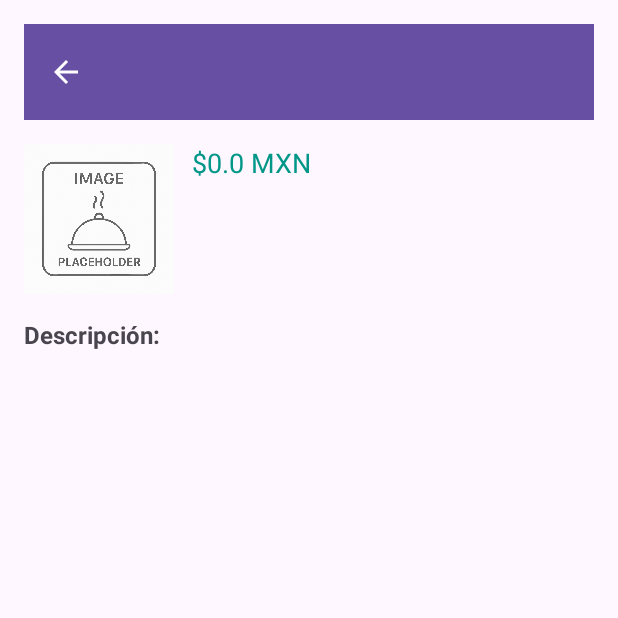
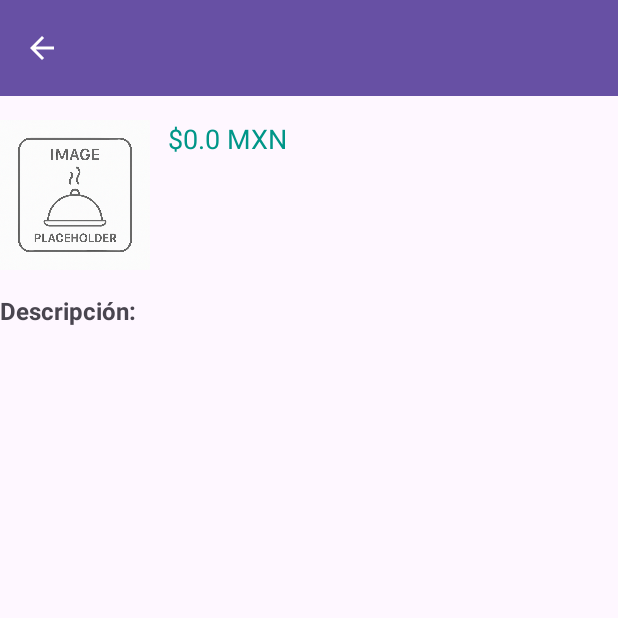
Before and after one commit to franciscoxcode/CDMXGourmet, an Android app: the DishDetailActivity screen opened directly, with no data from a screen before it, on a phone screen of 412 x 824 dp, the top half of it. Run offline under Robolectric (Android 15) with nearby library versions, the phone set to English and light mode, and no system bars.

Commit message:
Fix toolbar overlap issue in DishDetailActivity with edge-to-edge padding

```diff
--- a/app/src/main/java/com/franciscocasillas/cdmxgourmet/activities/DishDetailActivity.java
+++ b/app/src/main/java/com/franciscocasillas/cdmxgourmet/activities/DishDetailActivity.java
@@ -5,8 +5,12 @@ import android.view.MenuItem;
 import android.widget.ImageView;
 import android.widget.TextView;
 
+import androidx.activity.EdgeToEdge;
 import androidx.appcompat.app.AppCompatActivity;
 import androidx.appcompat.widget.Toolbar;
+import androidx.core.graphics.Insets;
+import androidx.core.view.ViewCompat;
+import androidx.core.view.WindowInsetsCompat;
 
 import com.franciscocasillas.cdmxgourmet.R;
 
@@ -15,7 +19,15 @@ public class DishDetailActivity extends AppCompatActivity {
     @Override
     protected void onCreate(Bundle savedInstanceState) {
         super.onCreate(savedInstanceState);
+        EdgeToEdge.enable(this); // 🟣 Activar layout extendido
         setContentView(R.layout.activity_dish_detail);
+
+        // ✅ Evitar que la toolbar quede bajo el status bar
+        ViewCompat.setOnApplyWindowInsetsListener(findViewById(R.id.main), (v, insets) -> {
+            Insets systemBars = insets.getInsets(WindowInsetsCompat.Type.systemBars());
+            v.setPadding(systemBars.left, systemBars.top, systemBars.right, systemBars.bottom);
+            return insets;
+        });
 
         // Obtener datos del intent
         String name = getIntent().getStringExtra("dish_name");
@@ -53,11 +65,10 @@ public class DishDetailActivity extends AppCompatActivity {
         }
     }
 
-    // Habilitar comportamiento de retroceso
     @Override
     public boolean onOptionsItemSelected(MenuItem item) {
         if (item.getItemId() == android.R.id.home) {
-            finish(); // Cierra la actividad y regresa
+            finish();
             return true;
         }
         return super.onOptionsItemSelected(item);
--- a/app/src/main/res/layout/activity_dish_detail.xml
+++ b/app/src/main/res/layout/activity_dish_detail.xml
@@ -1,5 +1,6 @@
 <?xml version="1.0" encoding="utf-8"?>
 <ScrollView xmlns:android="http://schemas.android.com/apk/res/android"
+    android:id="@+id/main"
     android:layout_width="match_parent"
     android:layout_height="match_parent"
     android:padding="16dp">
```
